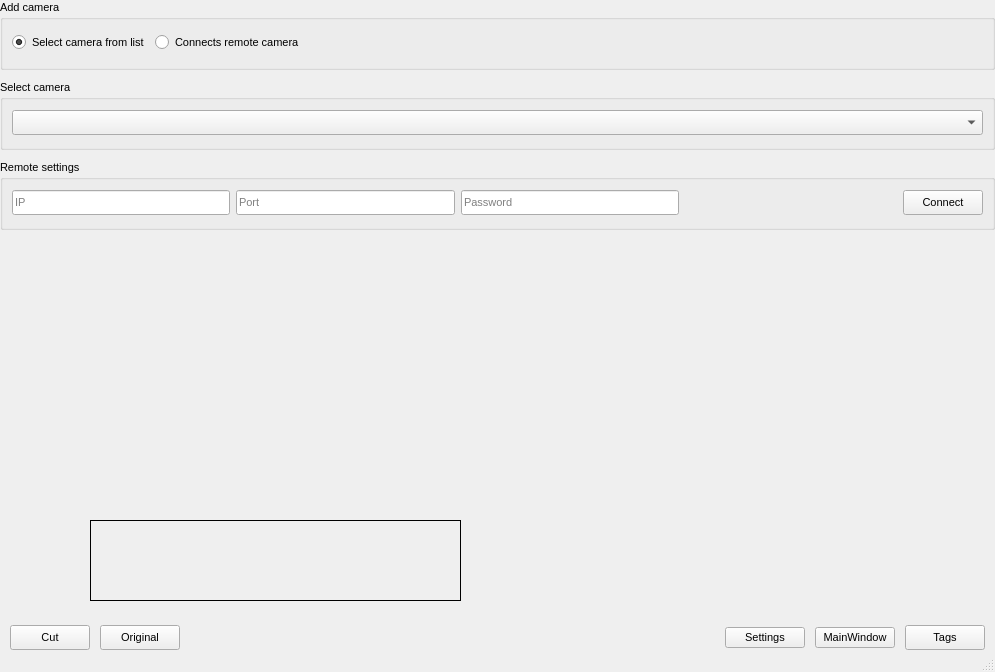
Netmisha/observer, file Observer/selectcamera.ui: the form before one commit.
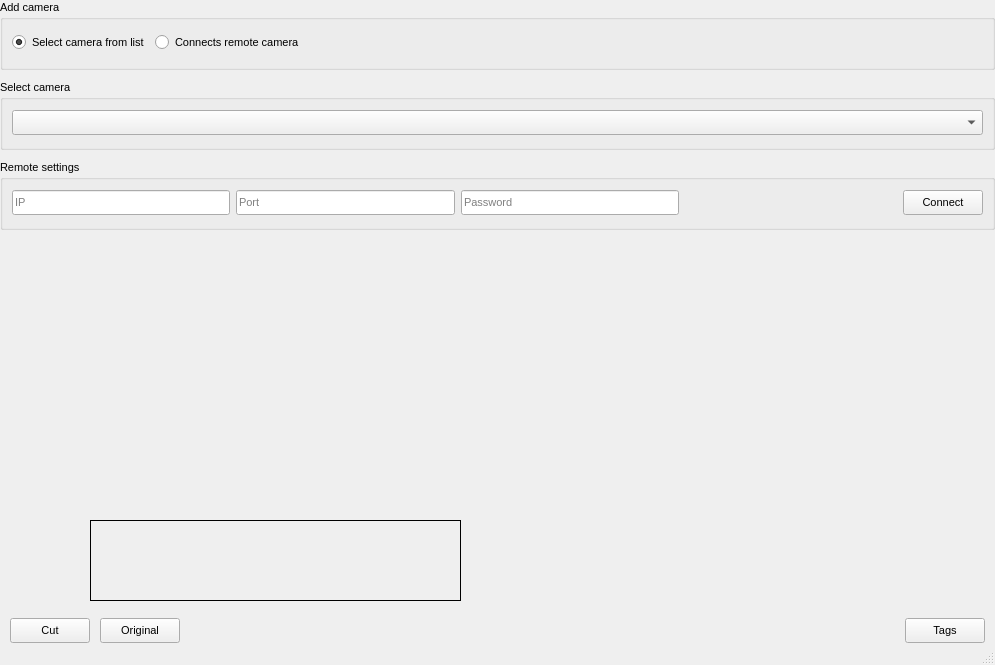
The form after the commit. Custom widgets are drawn as their Qt base class.

Diff of the .ui file:
```diff
--- a/Observer/selectcamera.ui
+++ b/Observer/selectcamera.ui
@@ -7,7 +7,7 @@
     <x>0</x>
     <y>0</y>
     <width>995</width>
-    <height>672</height>
+    <height>665</height>
    </rect>
   </property>
   <property name="sizePolicy">
@@ -489,20 +489,6 @@
           </property>
          </spacer>
         </item>
-        <item>
-         <widget class="QPushButton" name="Settings">
-          <property name="text">
-           <string>Settings</string>
-          </property>
-         </widget>
-        </item>
-        <item>
-         <widget class="QPushButton" name="MainWindow">
-          <property name="text">
-           <string>MainWindow</string>
-          </property>
-         </widget>
-        </item>
         <item>
          <widget class="QPushButton" name="nextButton">
           <property name="minimumSize">
```
